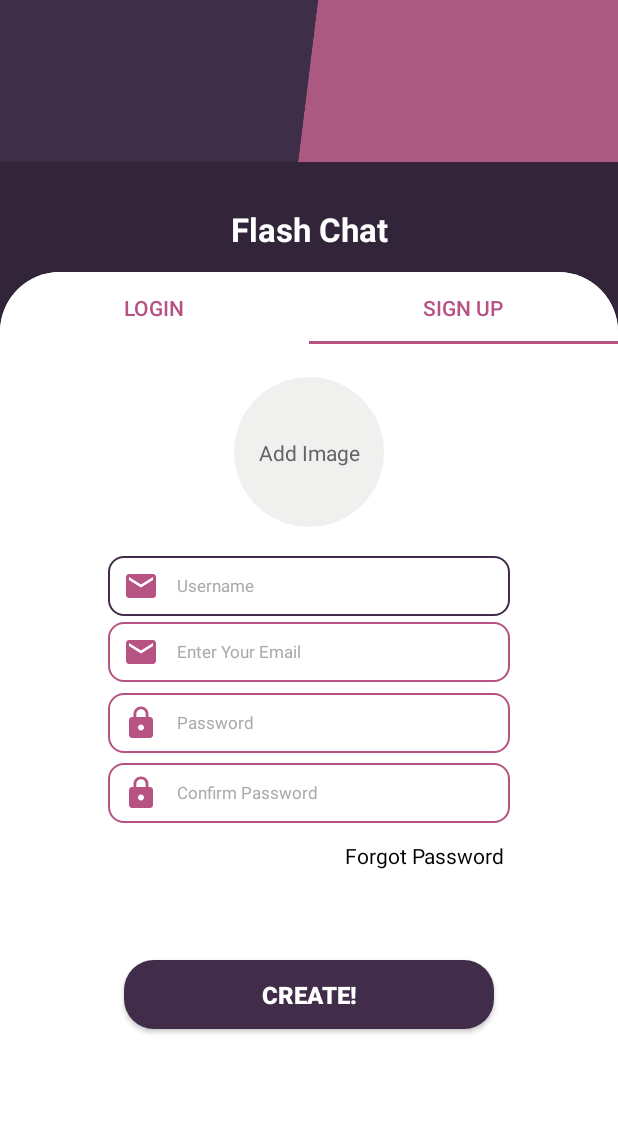
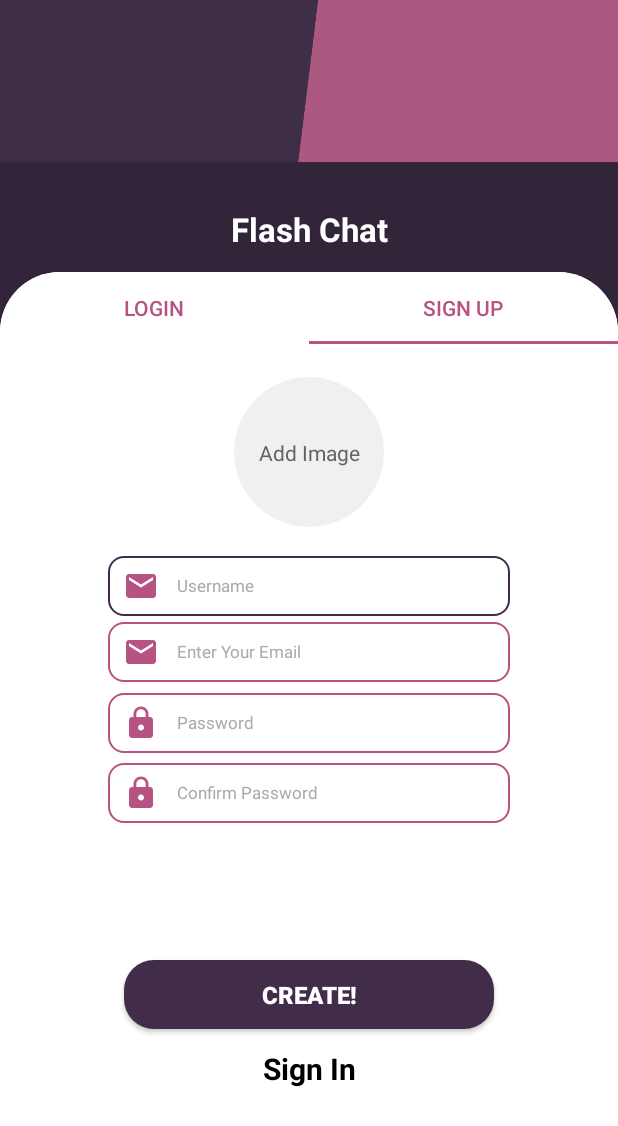
Before and after one commit to Ali-Azhar128/myChat, an Android app: the screen it shows after launch (MainActivity), tab 2 chosen, on a phone screen of 412 x 824 dp. Shown: the top 1126 px of the screen. Run offline under Robolectric (Android 15) with nearby library versions, the phone set to English and light mode, and no system bars; our stand-ins replace Firebase (no records; nobody signed in at launch, a user with empty details on screens opened directly).

```diff
--- a/app/src/main/res/layout/login_fragment.xml
+++ b/app/src/main/res/layout/login_fragment.xml
@@ -15,6 +15,7 @@
         android:drawablePadding="12dp"
         android:hint="Enter Your Email"
         android:paddingLeft="10dp"
+        android:maxLines="1"
 
 
         android:textColor="@color/black"
@@ -38,6 +39,7 @@
         android:drawablePadding="12dp"
         android:hint="Password"
         android:inputType="textPassword"
+        android:maxLines="1"
         android:paddingLeft="10dp"
         android:textColor="@color/black"
         android:textColorHint="@android:color/darker_gray"
@@ -59,7 +61,7 @@
         android:layout_marginTop="10dp"
         android:text="Forgot Password"
 
-        android:textColor="@color/black"
+        android:textColor="#6A6A6A"
         app:layout_constraintBottom_toBottomOf="parent"
         app:layout_constraintEnd_toEndOf="@+id/pass"
         app:layout_constraintHorizontal_bias="1.0"
--- a/app/src/main/res/layout/signup_fragment.xml
+++ b/app/src/main/res/layout/signup_fragment.xml
@@ -142,15 +142,15 @@
         android:id="@+id/tv2"
         android:layout_width="wrap_content"
         android:layout_height="wrap_content"
-        android:layout_marginTop="12dp"
-        android:text="Forgot Password"
+        android:text="Sign In"
         android:textColor="@color/black"
-        app:layout_constraintBottom_toTopOf="@+id/b1"
-        app:layout_constraintEnd_toEndOf="@+id/confirmpass"
-        app:layout_constraintHorizontal_bias="0.98"
-        app:layout_constraintStart_toStartOf="@+id/confirmpass"
-        app:layout_constraintTop_toBottomOf="@+id/confirmpass"
-        app:layout_constraintVertical_bias="0.0" />
+        android:textSize="20dp"
+        android:textStyle="bold"
+        app:layout_constraintBottom_toBottomOf="parent"
+        app:layout_constraintEnd_toEndOf="@+id/b1"
+        app:layout_constraintStart_toStartOf="@+id/b1"
+        app:layout_constraintTop_toBottomOf="@+id/b1"
+        app:layout_constraintVertical_bias="0.07999998" />
 
     <ProgressBar
         android:id="@+id/progbar2"
```
